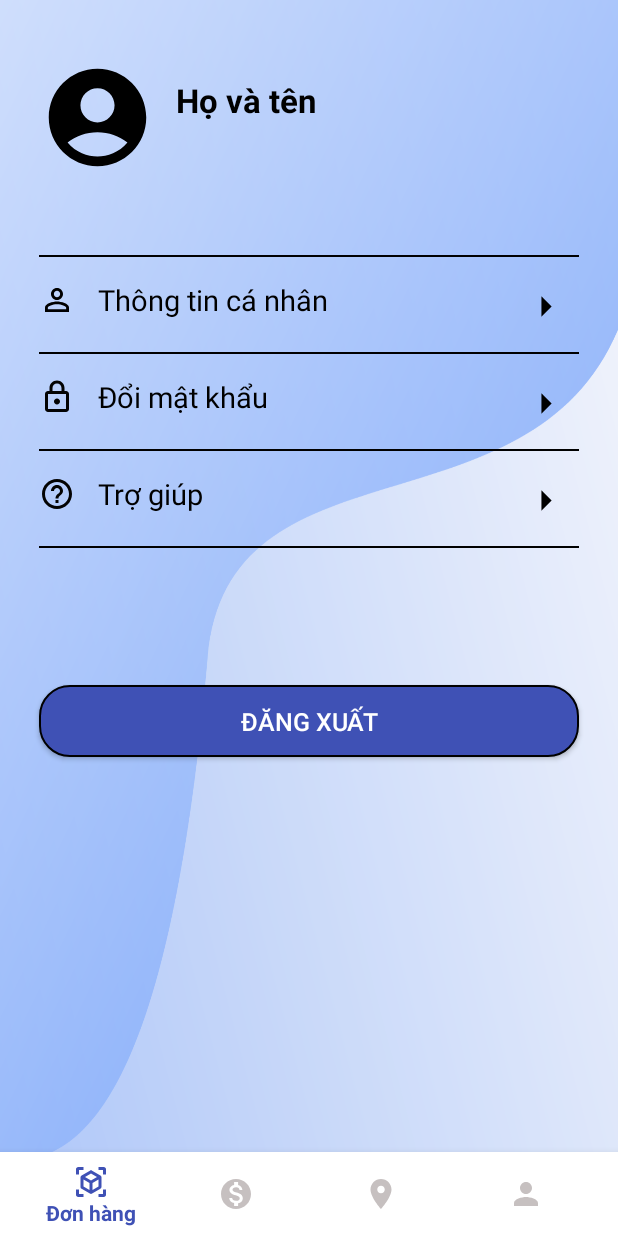
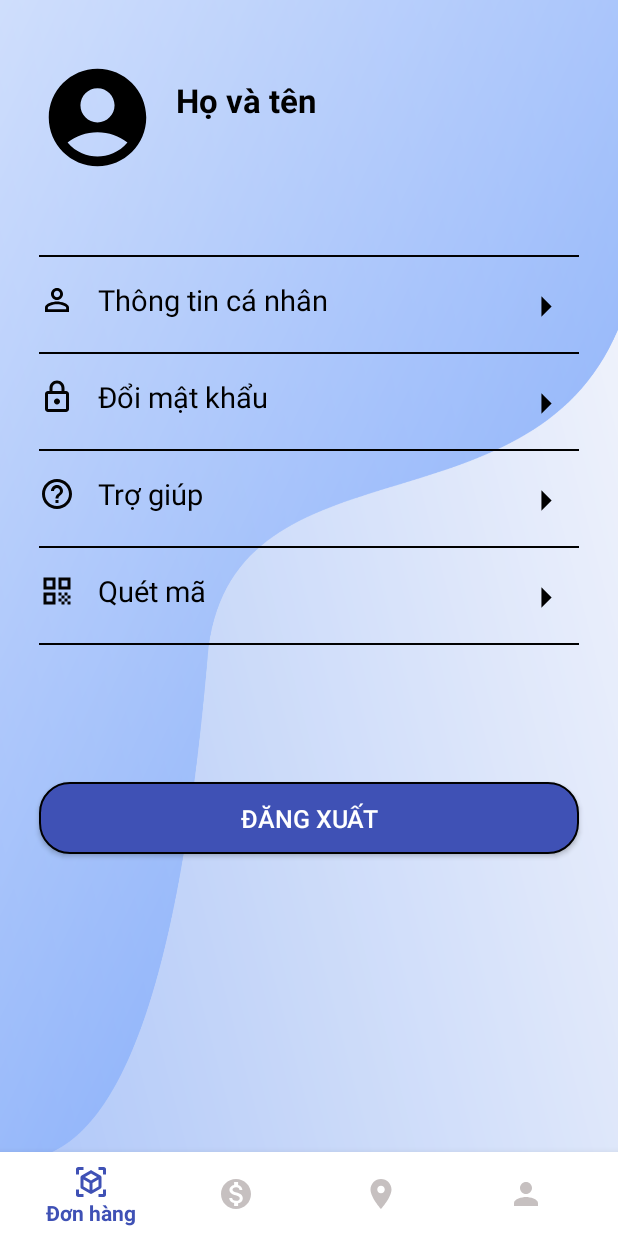
Before and after one commit to vny93/FastDelivery, an Android app: the fragment FragmentAccount placed in its activity, on a phone screen of 412 x 824 dp. Run offline under Robolectric (Android 15) with nearby library versions, the phone set to English and light mode, and no system bars; our stand-ins replace CircleImageView, sdp/ssp sizes; libraries missing offline, so code that uses them is left out: com.journeyapps.barcodescanner; 4 statements that could not run were skipped.

Commit message:
insert scan barcode

```diff
--- a/app/build.gradle
+++ b/app/build.gradle
@@ -133,4 +133,7 @@ dependencies {
     //map
     implementation 'com.google.maps.android:android-maps-utils:0.4+'
     implementation 'com.google.android.gms:play-services-maps:18.1.0'
+
+    //zxing
+    implementation 'com.journeyapps:zxing-android-embedded:4.3.0'
 }
--- a/app/src/main/AndroidManifest.xml
+++ b/app/src/main/AndroidManifest.xml
@@ -27,6 +27,9 @@
         android:theme="@style/Theme.Design.Light.NoActionBar"
         android:usesCleartextTraffic="true"
         tools:targetApi="31">
+        <activity
+            android:name=".screens.shipper.barcode.ScanBarCodeActivity"
+            android:exported="false" />
         <activity
             android:name=".screens.shipper.collection.ShipperCollectionActivity"
             android:exported="false" />
--- a/app/src/main/java/vn/vunganyen/fastdelivery/data/api/ApiParcelService.kt
+++ b/app/src/main/java/vn/vunganyen/fastdelivery/data/api/ApiParcelService.kt
@@ -2,6 +2,7 @@ package vn.vunganyen.fastdelivery.data.api
 
 import retrofit2.Call
 import retrofit2.http.*
+import vn.vunganyen.fastdelivery.data.model.detailParcel.GetDetailParcelReq
 import vn.vunganyen.fastdelivery.data.model.graphhopper.ListPointsReq
 import vn.vunganyen.fastdelivery.data.model.graphhopper.ListPointsRes
 import vn.vunganyen.fastdelivery.data.model.mass.UpdateRes
@@ -14,6 +15,9 @@ interface ApiParcelService {
 
     @POST("v2/parcel/admin/get")
     fun admin_get_parcel(@Header("Authorization") BearerToken: String,@Body req: AdGetParcelReq):Call<MainAdGetParcelRes>
+
+    @POST("v2/parcel/get/detail")
+    fun get_detail_parcel(@Header("Authorization") BearerToken: String,@Body req: GetDetailParcelReq):Call<MainGetDetailParcelRes>
 
     @POST("v2/parcel/staff/get")
     fun staff_get_parcel(@Header("Authorization") BearerToken: String,@Body req: StGetParcelReq):Call<MainStaffParcelRes>
--- a/app/src/main/java/vn/vunganyen/fastdelivery/data/api/PathURL.kt
+++ b/app/src/main/java/vn/vunganyen/fastdelivery/data/api/PathURL.kt
@@ -4,11 +4,11 @@ import java.io.Serializable
 
 class PathURL : Serializable {
     companion object{
-        const val BASE_URL ="http://192.168.2.11:4000/"
-     //   const val BASE_URL ="http://172.20.10.8:4000/"
+      //  const val BASE_URL ="http://192.168.2.11:4000/"
+        const val BASE_URL ="http://172.20.10.8:4000/"
         const val BASE_URL2 ="https://graphhopper.com/api/1/route/"
      //   const val BASE_URL3 ="http://dev.minhducduong.com:89/api/"
         const val BASE_URL3 ="https://provinces.open-api.vn/api/"
-        const val BASE_URL_petShop ="http://192.168.2.11:3000/"
+        const val BASE_URL_petShop ="http://172.20.10.8:4000/"
     }
 }
--- /dev/null
+++ b/app/src/main/java/vn/vunganyen/fastdelivery/data/model/parcel/MainGetDetailParcelRes.kt
@@ -0,0 +1,5 @@
+package vn.vunganyen.fastdelivery.data.model.parcel
+
+data class MainGetDetailParcelRes(
+    var result : GetDetailParcelRes
+)
--- /dev/null
+++ b/app/src/main/res/drawable/ic_baseline_qr_code_24.xml
@@ -0,0 +1,15 @@
+<vector android:height="24dp" android:tint="#030303"
+    android:viewportHeight="24" android:viewportWidth="24"
+    android:width="24dp" xmlns:android="http://schemas.android.com/apk/res/android">
+    <path android:fillColor="@android:color/white" android:pathData="M3,11h8V3H3V11zM5,5h4v4H5V5z"/>
+    <path android:fillColor="@android:color/white" android:pathData="M3,21h8v-8H3V21zM5,15h4v4H5V15z"/>
+    <path android:fillColor="@android:color/white" android:pathData="M13,3v8h8V3H13zM19,9h-4V5h4V9z"/>
+    <path android:fillColor="@android:color/white" android:pathData="M19,19h2v2h-2z"/>
+    <path android:fillColor="@android:color/white" android:pathData="M13,13h2v2h-2z"/>
+    <path android:fillColor="@android:color/white" android:pathData="M15,15h2v2h-2z"/>
+    <path android:fillColor="@android:color/white" android:pathData="M13,17h2v2h-2z"/>
+    <path android:fillColor="@android:color/white" android:pathData="M15,19h2v2h-2z"/>
+    <path android:fillColor="@android:color/white" android:pathData="M17,17h2v2h-2z"/>
+    <path android:fillColor="@android:color/white" android:pathData="M17,13h2v2h-2z"/>
+    <path android:fillColor="@android:color/white" android:pathData="M19,15h2v2h-2z"/>
+</vector>
--- a/app/src/main/res/layout/fragment_account.xml
+++ b/app/src/main/res/layout/fragment_account.xml
@@ -172,7 +172,47 @@
             android:layout_marginStart="@dimen/_20sdp"
             android:layout_marginTop="@dimen/_5sdp"
             android:layout_marginEnd="@dimen/_20sdp"
-            android:background="@color/black"/>
+            android:background="@color/black" />
+
+        <LinearLayout
+            android:id="@+id/lnl_scan"
+            android:layout_width="match_parent"
+            android:layout_height="wrap_content"
+            android:orientation="horizontal"
+            android:weightSum="2">
+
+            <ImageView
+                style="@style/style_imv_icon2"
+                android:layout_width="wrap_content"
+                android:layout_height="wrap_content"
+                android:layout_marginStart="@dimen/_20sdp"
+                android:layout_marginTop="@dimen/_13sdp"
+                android:background="@drawable/ic_baseline_qr_code_24" />
+
+            <TextView
+                style="@style/style_textview_login3"
+                android:layout_margin="@dimen/_12sdp"
+                android:layout_weight="2.4"
+                android:text="@string/scan_barcode"
+                android:textSize="@dimen/_15sdp" />
+
+            <ImageView
+                android:id="@+id/imv_scanImv"
+                style="@style/style_imv_icon2"
+                android:layout_marginTop="@dimen/_13sdp"
+                android:layout_marginEnd="@dimen/_10sdp"
+                android:background="@drawable/ic_baseline_arrow_right_24" />
+
+        </LinearLayout>
+
+        <View
+            android:id="@+id/tv_scan"
+            android:layout_width="fill_parent"
+            android:layout_height="@dimen/_1sdp"
+            android:layout_marginStart="@dimen/_20sdp"
+            android:layout_marginTop="@dimen/_5sdp"
+            android:layout_marginEnd="@dimen/_20sdp"
+            android:background="@color/black" />
 
         <Button
             android:id="@+id/btn_logOut"
@@ -181,8 +221,8 @@
             android:layout_marginStart="@dimen/_20sdp"
             android:layout_marginTop="@dimen/_70sdp"
             android:layout_marginEnd="@dimen/_20sdp"
+            android:text="@string/ad_nav4_mainLogout"
             android:textColor="@color/white"
-            android:text="@string/ad_nav4_mainLogout"
             android:textSize="@dimen/_13sdp" />
 
 
--- a/app/src/main/res/values/strings.xml
+++ b/app/src/main/res/values/strings.xml
@@ -279,4 +279,5 @@
     <string name="tv_enoughOrder">Hiện tại số lượng đơn hàng của mỗi nhân viên giao hàng đã đủ 20 đơn</string>
     <string name="tv_autoShipperSuccess">Đơn hàng đã được giao cho nhân viên giao hàng có mã: %1$s - họ tên: %2$s </string>
     <string name="tv_notFindShipper">Chưa tìm được nhân viên giao hàng phù hợp</string>
+    <string name="scan_barcode">Quét mã</string>
 </resources>
```
Also changed, not shown: app/src/main/java/vn/vunganyen/fastdelivery/data/model/parcel/GetDetailParcelRes.kt (added, +18 -0 lines), app/src/main/java/vn/vunganyen/fastdelivery/screens/account/FragmentAccount.kt (+9 -0 lines), app/src/main/java/vn/vunganyen/fastdelivery/screens/shipper/barcode/ScanBarCodeActivity.kt (added, +178 -0 lines), app/src/main/java/vn/vunganyen/fastdelivery/screens/shipper/barcode/ScanBarCodeItf.kt (added, +7 -0 lines), app/src/main/java/vn/vunganyen/fastdelivery/screens/shipper/barcode/ScanBarCodePst.kt (added, +32 -0 lines), app/src/main/res/layout/activity_scan_bar_code.xml (added, +27 -0 lines), app/src/main/res/drawable/avtscan.png (added), app/src/main/res/drawable/avtscan2.png (added).
